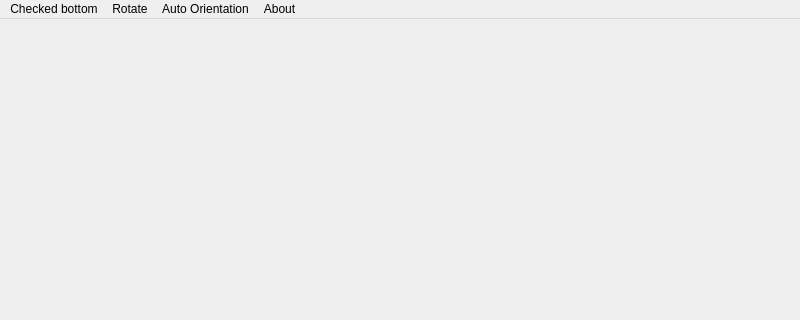
First picture: the form in src/mainform.ui, repository dotblank/easylist, before the edit; both pictures show x 0 to 800 and y 0 to 320 of the 800 by 480 pixel window.
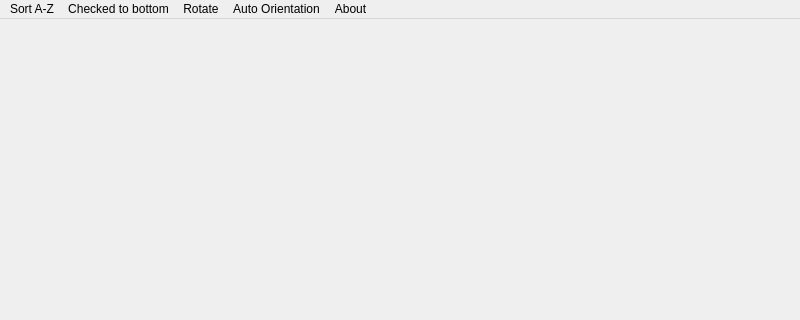
Second picture: the form after the edit.

Commit message: Added sort alphabetically. Changed Checked bottom to Checked to bottom.

```diff
--- a/src/mainform.ui
+++ b/src/mainform.ui
@@ -53,7 +53,7 @@
    </widget>
    <widget class="QMenu" name="menuChecked_bottom">
     <property name="title">
-     <string>Checked bottom</string>
+     <string>Checked to bottom</string>
     </property>
     <addaction name="actionChecked_bottom"/>
    </widget>
@@ -63,6 +63,13 @@
     </property>
     <addaction name="actionAuto_Orientation"/>
    </widget>
+   <widget class="QMenu" name="menuSort_A_Z">
+    <property name="title">
+     <string>Sort A-Z</string>
+    </property>
+    <addaction name="actionSort_A_Z"/>
+   </widget>
+   <addaction name="menuSort_A_Z"/>
    <addaction name="menuChecked_bottom"/>
    <addaction name="menuRotate"/>
    <addaction name="menuAuto_Orientation"/>
```
Left out of the diff: 10 changed lines with no effect on the pictures. The commit also changes 6 other files.
